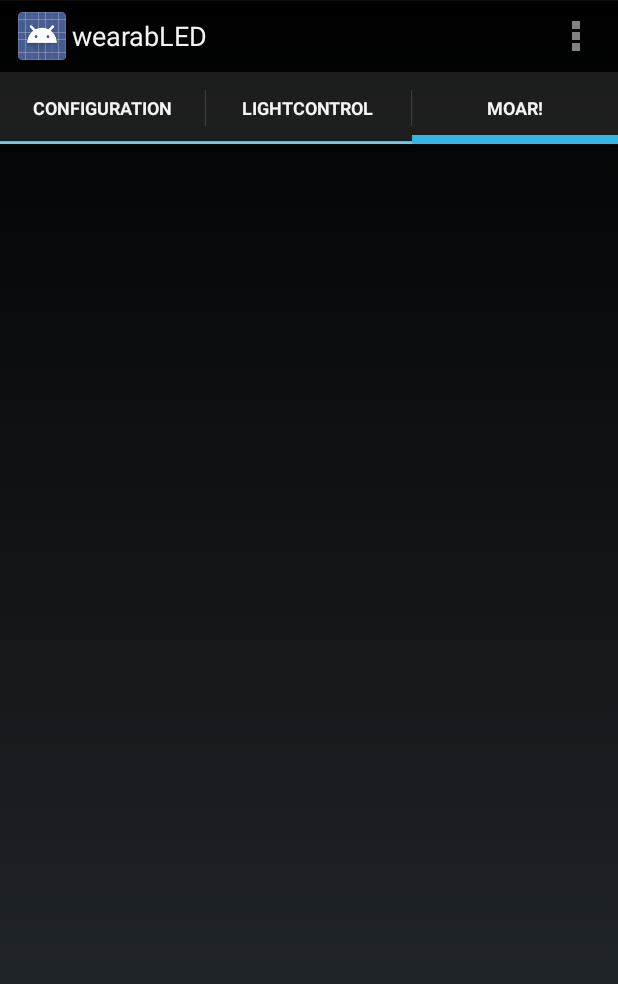
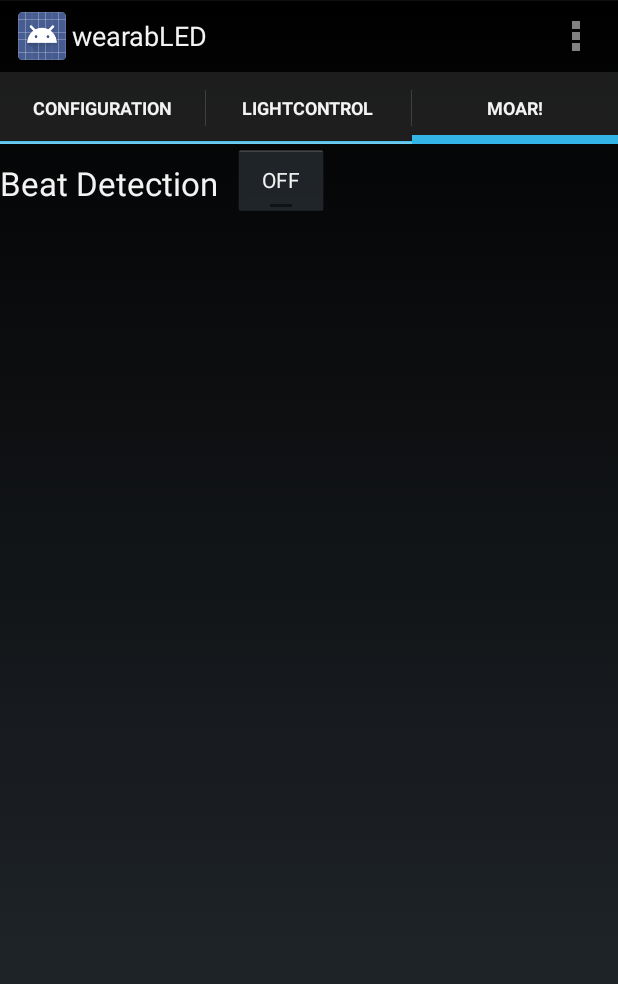
Before and after one commit to chris007de/hackojacko, an Android app: the screen it shows after launch (wearabLED), tab 3 chosen, on a phone screen of 412 x 824 dp. Shown: the top 984 px of the screen. Run offline under Robolectric (Android 15) with nearby library versions, the phone set to English and light mode, and no system bars; libraries missing offline, so code that uses them is left out: com.larswerkman.holocolorpicker; 7 statements that could not run were skipped.

Commit message:
Added basic layout and libs for beat detection - FFT hooray!

```diff
--- a/androidSrc/wearabLED/app/build.gradle
+++ b/androidSrc/wearabLED/app/build.gradle
@@ -22,5 +22,6 @@ android {
 dependencies {
     compile 'com.android.support:support-v4:18.0.+'
     compile 'com.larswerkman:HoloColorPicker:1.4'
+    compile 'com.github.wendykierp:JTransforms:3.0'
     compile fileTree(dir: 'libs', include: ['*.jar'])
 }
--- a/androidSrc/wearabLED/app/src/main/java/com/wearabled/AdvancedEffectsFragment.java
+++ b/androidSrc/wearabLED/app/src/main/java/com/wearabled/AdvancedEffectsFragment.java
@@ -5,6 +5,9 @@ import android.support.v4.app.Fragment;
 import android.view.LayoutInflater;
 import android.view.View;
 import android.view.ViewGroup;
+import android.media.AudioRecord;
+
+import org.jtransforms.fft.DoubleFFT_1D;
 
 /**
  * Created by tapion on 27.12.2014.
--- a/androidSrc/wearabLED/app/src/main/res/layout/fragment_advanced.xml
+++ b/androidSrc/wearabLED/app/src/main/res/layout/fragment_advanced.xml
@@ -3,4 +3,25 @@
     android:orientation="vertical" android:layout_width="match_parent"
     android:layout_height="match_parent">
 
+    <LinearLayout
+        android:orientation="horizontal"
+        android:layout_width="match_parent"
+        android:layout_height="wrap_content">
+
+        <TextView
+            android:layout_width="wrap_content"
+            android:layout_height="wrap_content"
+            android:textAppearance="?android:attr/textAppearanceLarge"
+            android:text="@string/beat_detector_label"
+            android:id="@+id/textView2"
+            android:layout_marginTop="5dp"
+            android:layout_marginRight="10dp" />
+
+        <ToggleButton
+            android:layout_width="wrap_content"
+            android:layout_height="wrap_content"
+            android:text="New ToggleButton"
+            android:id="@+id/beatDetectorButton" />
+    </LinearLayout>
+
 </LinearLayout>
--- a/androidSrc/wearabLED/app/src/main/res/values/strings.xml
+++ b/androidSrc/wearabLED/app/src/main/res/values/strings.xml
@@ -17,4 +17,5 @@
     <string name="ConnectionSuccessful">Connected!</string>
     <string name="ConnectionError">Could not connect to target!</string>
     <string name="seeker_text">Blinken Speed</string>
+    <string name="beat_detector_label">Beat Detection</string>
 </resources>
```
Also changed, not shown: 1 other file.
